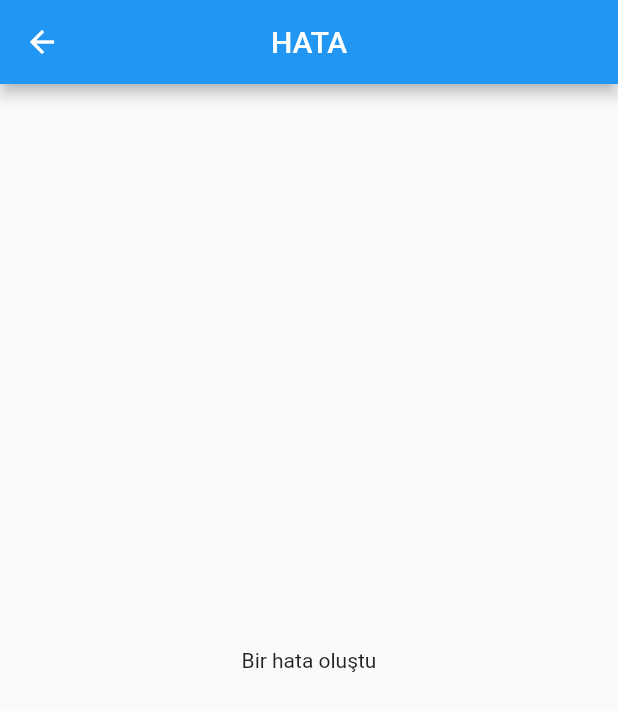
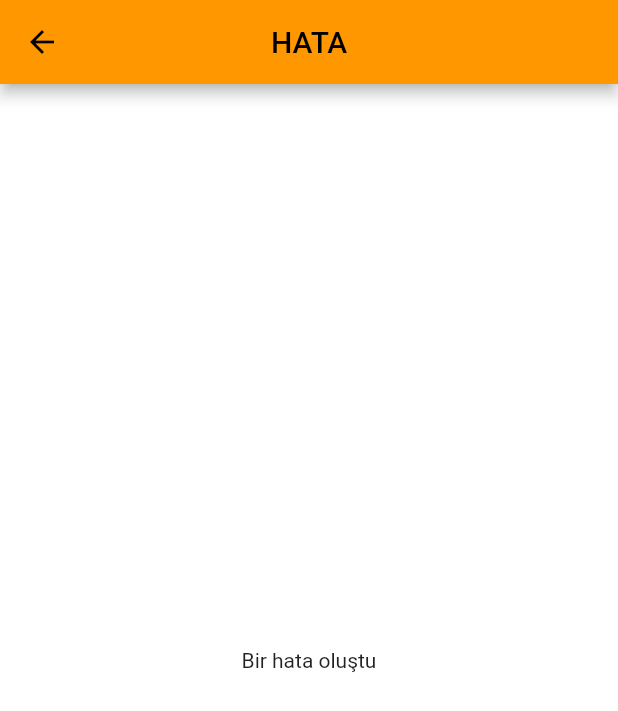
Before and after one commit to umitmutluu/exercises_app, a Flutter app: the ErrorPage screen opened directly, on a phone screen of 412 x 824 dp. Shown: the top 711 px of the screen. Run offline on Flutter 3.47's test engine with Material 2 defaults, Android fonts, the phone set to English and light mode, and no system bars; our stand-ins replace bloc, equatable, flutter_bloc.

Commit message:
Project main | routes && themes reconfigured

```diff
--- a/lib/core/themes/themes.dart
+++ b/lib/core/themes/themes.dart
@@ -0,0 +1,19 @@
+import 'package:flutter/material.dart';
+
+class Themes {
+  static ThemeData lightTheme = ThemeData(
+    brightness: Brightness.light,
+    visualDensity: VisualDensity.adaptivePlatformDensity,
+    primarySwatch: Colors.orange,
+    primaryColor: Colors.white,
+    scaffoldBackgroundColor: Colors.white,
+    iconTheme: const IconThemeData(color: Colors.grey),
+    textTheme: const TextTheme(
+      //AppBar
+      headline1: TextStyle(
+          fontSize: 18, fontWeight: FontWeight.bold, color: Colors.black),
+      //bodyText
+      bodyText1: TextStyle(color: Colors.black, fontSize: 15),
+    ),
+  );
+}
```
Also changed, not shown: lib/core/routes/routes.dart (+16 -0 lines), lib/core/utils/network_query.dart (+5 -5 lines), lib/main.dart (+7 -100 lines), pubspec.yaml (line endings or trailing spaces).
